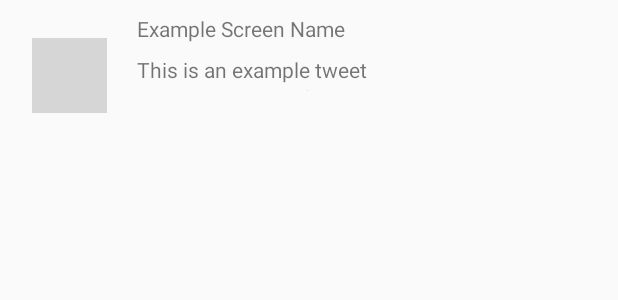
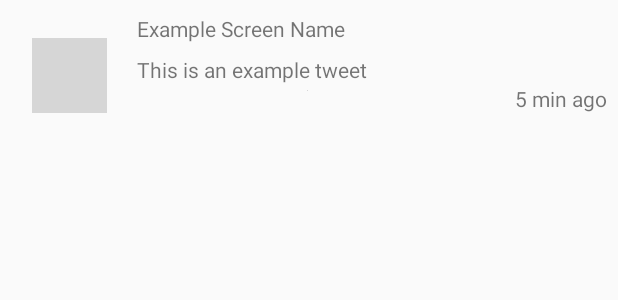
Before and after one commit to cstepin/Twitter, an Android app: the layout item_tweet.xml on its own in the app's theme, with its tools: preview values and no code run, on a phone screen of 412 x 824 dp. Shown: the top 300 px of the screen. Run offline under Robolectric (Android 15) with nearby library versions, the phone set to English and light mode, and no system bars; grey boxes are pictures that could not be loaded.

```diff
--- a/app/src/main/res/layout/item_tweet.xml
+++ b/app/src/main/res/layout/item_tweet.xml
@@ -46,4 +46,17 @@
         app:layout_constraintTop_toBottomOf="@+id/tvBody"
         tools:srcCompat="@tools:sample/avatars" />
 
+    <TextView
+        android:id="@+id/tvTimeAgo"
+        android:layout_width="wrap_content"
+        android:layout_height="wrap_content"
+        android:layout_marginStart="72dp"
+        app:layout_constraintBottom_toBottomOf="parent"
+        app:layout_constraintEnd_toEndOf="parent"
+        app:layout_constraintHorizontal_bias="1.0"
+        app:layout_constraintStart_toEndOf="@+id/ivTweetPic"
+        app:layout_constraintTop_toTopOf="@id/tvBody"
+        app:layout_constraintVertical_bias="1.0"
+        tools:text="5 min ago" />
+
 </androidx.constraintlayout.widget.ConstraintLayout>
```
Also changed, not shown: app/src/main/java/com/codepath/apps/restclienttemplate/TimelineActivity.java (+0 -38 lines), app/src/main/java/com/codepath/apps/restclienttemplate/TweetsAdapter.java (+44 -0 lines).
